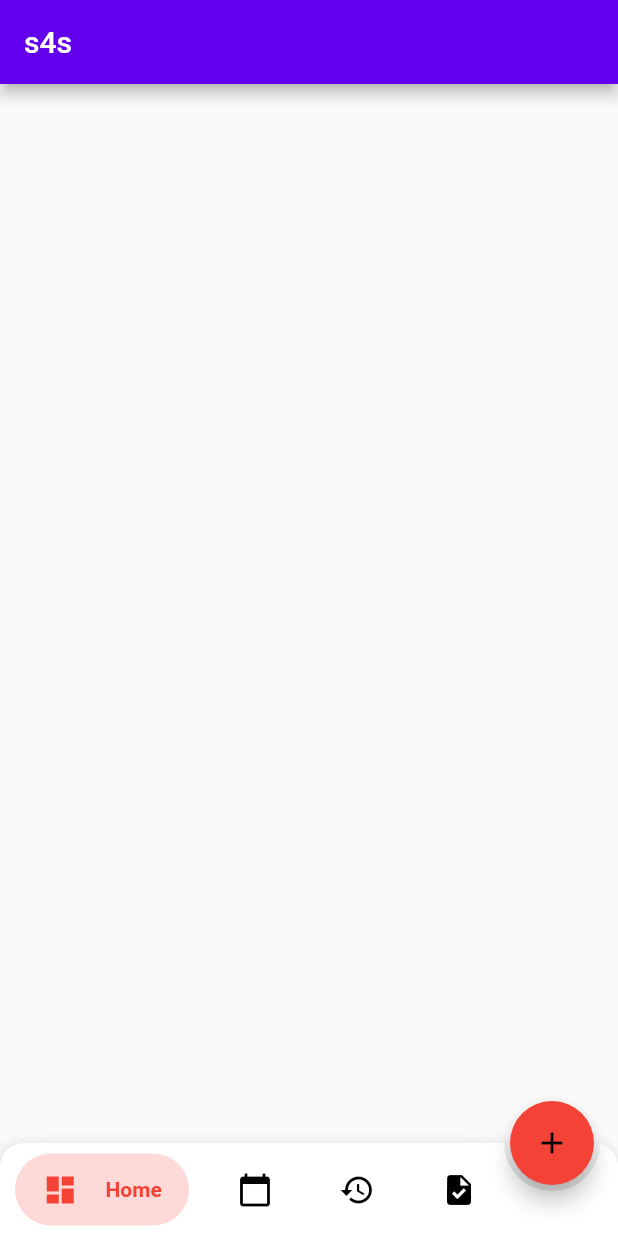
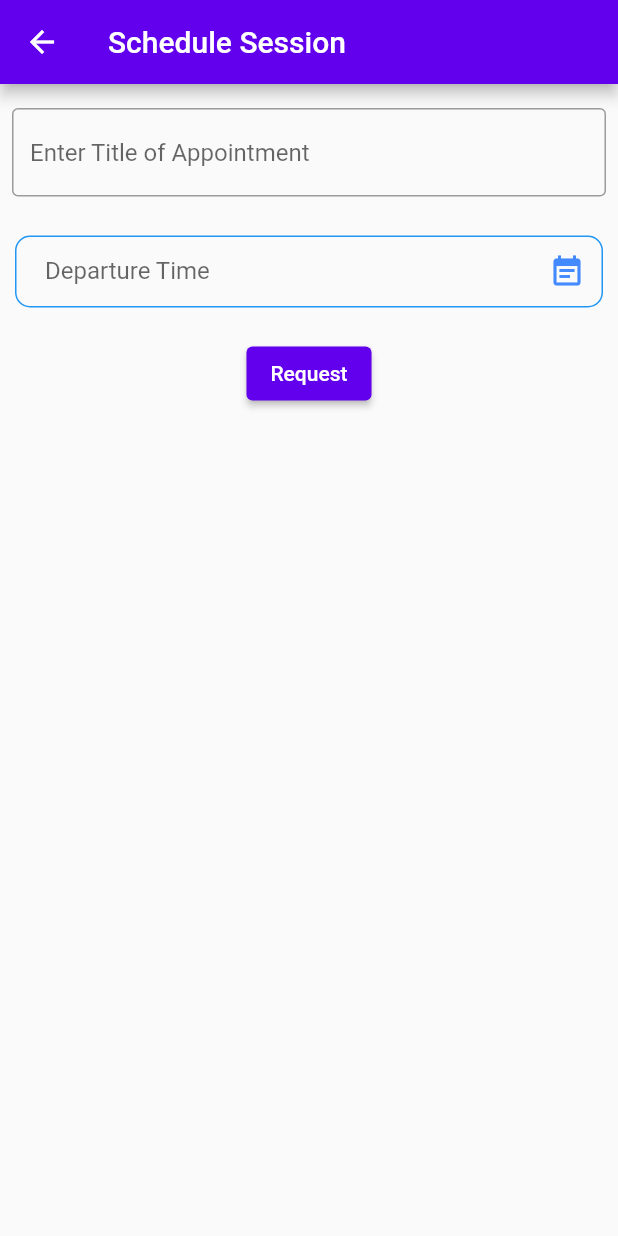
Before and after one commit to kakkarmanan/s4smobile, a Flutter app: the screen it shows after launch, after a tap on the "add" icon, on a phone screen of 412 x 824 dp. Run offline on Flutter 3.47's test engine with Material 2 defaults, Android fonts, the phone set to English and light mode, and no system bars; drawn by our look-alikes of bubble_bottom_bar, date_field.

Commit message:
new session page made

```diff
--- a/lib/Home.dart
+++ b/lib/Home.dart
@@ -1,5 +1,6 @@
 import 'package:flutter/material.dart';
 import 'package:bubble_bottom_bar/bubble_bottom_bar.dart';
+import 'package:s4smobile/Patient/NewSession.dart';
 
 class Home extends StatefulWidget {
   final String email;
@@ -33,7 +34,14 @@ class _HomeState extends State<Home> with TickerProviderStateMixin {
         title: const Text("s4s"),
       ),
       floatingActionButton: FloatingActionButton(
-        onPressed: () {},
+        onPressed: () {
+          Navigator.push(
+            context,
+            MaterialPageRoute(
+              builder: (context) => const NewSession(),
+            ),
+          );
+        },
         child: const Icon(Icons.add),
         backgroundColor: Colors.red,
       ),
--- /dev/null
+++ b/lib/Patient/NewSession.dart
@@ -0,0 +1,93 @@
+import 'package:flutter/material.dart';
+import 'package:date_field/date_field.dart';
+
+class NewSession extends StatelessWidget {
+  const NewSession({Key? key}) : super(key: key);
+
+  @override
+  Widget build(BuildContext context) {
+    Size size = MediaQuery.of(context).size;
+    return Scaffold(
+      appBar: AppBar(
+        title: const Text("Schedule Session"),
+      ),
+      body: Column(
+        children: [
+          const Padding(
+            padding: EdgeInsets.symmetric(horizontal: 8, vertical: 16),
+            child: TextField(
+              decoration: InputDecoration(
+                border: OutlineInputBorder(),
+                hintText: 'Enter Title of Appointment',
+              ),
+            ),
+          ),
+          Padding(
+            padding: const EdgeInsets.fromLTRB(10.0, 10.0, 10.0, 2.0),
+            child: Container(
+              width: size.width,
+              height: 50,
+              decoration: const BoxDecoration(
+                color: Colors.transparent,
+                borderRadius: BorderRadius.all(Radius.circular(15)),
+              ),
+              child: DateTimeFormField(
+                decoration: InputDecoration(
+                    hintText: "Departure Time",
+                    errorStyle: const TextStyle(color: Colors.redAccent),
+                    suffixIcon:
+                        const Icon(Icons.event_note, color: Colors.blueAccent),
+                    labelText: 'Departure Time',
+                    hintStyle: TextStyle(color: Colors.grey.withOpacity(.75)),
+                    contentPadding: const EdgeInsets.symmetric(
+                        vertical: 0.0, horizontal: 20.0),
+                    border: const OutlineInputBorder(
+                      borderSide: BorderSide(color: Colors.blue, width: 1.0),
+                      borderRadius: BorderRadius.all(Radius.circular(10.0)),
+                    ),
+                    focusedBorder: const OutlineInputBorder(
+                      borderSide: BorderSide(color: Colors.blue, width: 1.0),
+                      borderRadius: BorderRadius.all(Radius.circular(10.0)),
+                    ),
+                    errorBorder: const OutlineInputBorder(
+                      borderSide: BorderSide(color: Colors.red, width: 1.0),
+                      borderRadius: BorderRadius.all(Radius.circular(10.0)),
+                    ),
+                    enabledBorder: const OutlineInputBorder(
+                      borderSide: BorderSide(color: Colors.blue, width: 1.0),
+                      borderRadius: BorderRadius.all(Radius.circular(10.0)),
+                    )),
+                mode: DateTimeFieldPickerMode.dateAndTime,
+                autovalidateMode: AutovalidateMode.always,
+                validator: (e) =>
+                    (e?.day ?? 0) == 1 ? 'Please not the first day' : null,
+                onDateSelected: (DateTime value) {
+                  print(value);
+                  // setState(() {
+                  //   time = value;
+                  // });
+                },
+              ),
+            ),
+          ),
+          Padding(
+            padding: const EdgeInsets.symmetric(vertical: 16.0),
+            child: ElevatedButton(
+              onPressed: () {
+                // Validate returns true if the form is valid, or false otherwise.
+                // if (_formKey.currentState!.validate()) {
+                //   // If the form is valid, display a snackbar. In the real world,
+                //   // you'd often call a server or save the information in a database.
+                //   ScaffoldMessenger.of(context).showSnackBar(
+                //     const SnackBar(content: Text('Processing Data')),
+                //   );
+                // }
+              },
+              child: const Text('Request'),
+            ),
+          ),
+        ],
+      ),
+    );
+  }
+}
--- a/lib/main.dart
+++ b/lib/main.dart
@@ -1,5 +1,6 @@
 import 'package:flutter/material.dart';
 import 'package:s4smobile/Home.dart';
+import 'package:s4smobile/Patient/NewSession.dart';
 
 void main() {
   runApp(MyApp());
--- a/pubspec.yaml
+++ b/pubspec.yaml
@@ -46,6 +46,8 @@ dev_dependencies:
   # rules and activating additional ones.
   flutter_lints: ^1.0.0
   bubble_bottom_bar: 2.0.0
+  snippet_coder_utils: ^1.0.10
+  date_field: 2.1.3
 
 # For information on the generic Dart part of this file, see the
 # following page: https://dart.dev/tools/pub/pubspec
```
Also changed, not shown: pubspec.lock.
